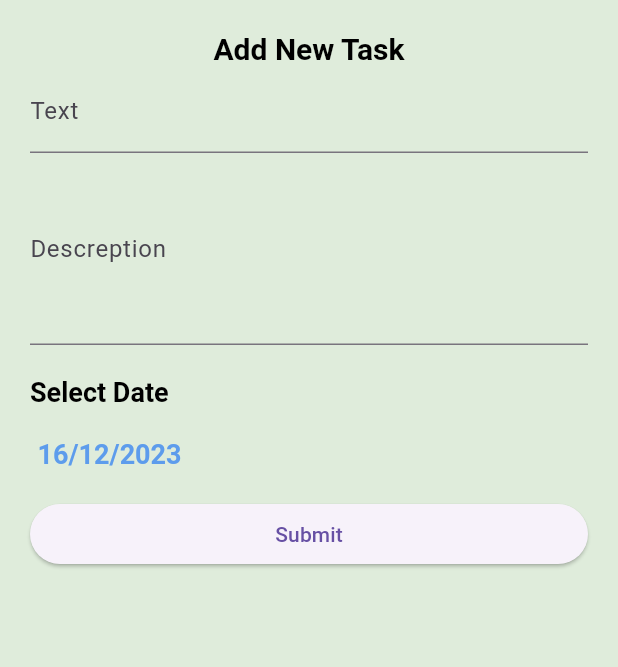
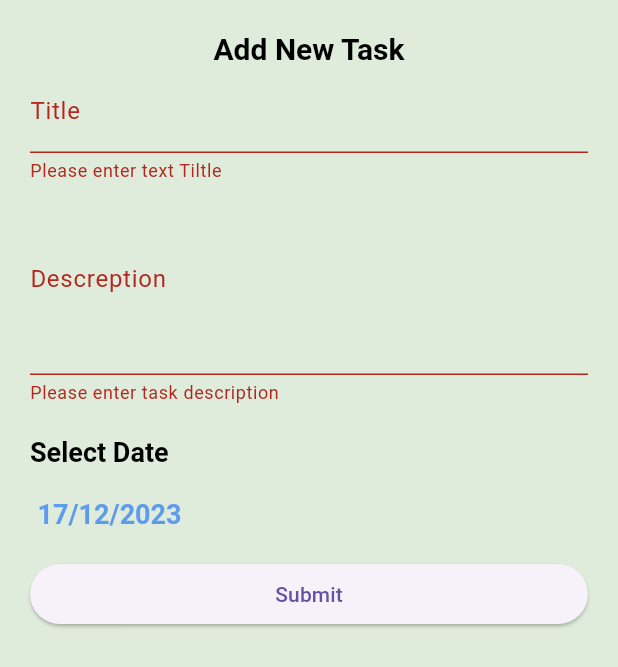
Before and after one commit to Abd-UlRahman-Khalid/ToDo_App, a Flutter app: the AddTask widget shown alone on an empty page, opened directly, after a tap on "Submit", on a phone screen of 412 x 824 dp. Shown: the top 667 px of the screen. Run offline on Flutter 3.47's test engine with Material 3 defaults, Android fonts, the phone set to English and light mode, and no system bars; our stand-ins replace calendar_timeline, cloud_firestore, firebase_core, flutter_slidable; missing offline and left inert: firebase_core_platform_interface; accounts and stored records are empty.

Commit message:
+firebase +store the user Tasks +validation

```diff
--- /dev/null
+++ b/lib/model/firebase_utlis.dart
@@ -0,0 +1,16 @@
+import 'package:cloud_firestore/cloud_firestore.dart';
+import 'package:todo_app/model/task_model.dart';
+
+CollectionReference<Task> getTaskCollection() {
+  return FirebaseFirestore.instance.collection('task').withConverter<Task>(
+        fromFirestore: ((snapshot, options) => Task.fromJson(snapshot.data()!)),
+        toFirestore: ((task, options) => task.toJson()),
+      );
+}
+
+Future<void> addTaskToFirebase(Task task) {
+  var collection = getTaskCollection();
+  var docRef = collection.doc();
+  task.id = docRef.id;
+  return docRef.set(task);
+}
--- /dev/null
+++ b/lib/model/task_model.dart
@@ -0,0 +1,36 @@
+class Task {
+  Task(
+      {this.id = '',
+      required this.title,
+      required this.description,
+      required this.date,
+      this.isDone = false});
+  String id;
+  String title;
+  String description;
+  int date;
+  bool isDone;
+
+  Task.fromJson(Map<String, dynamic> json)
+      : this(
+          id: json['id'] as String,
+          title: json['title'] as String,
+          description: json['description'] as String,
+          date: json['date'] as int,
+          isDone: json['isDone'] as bool,
+        );
+
+  Map<String, dynamic> toJson() {
+    return {
+      "id": id,
+      "title": title,
+      "description": description,
+      "isDone": isDone,
+      "date": date,
+    };
+  }
+}
+
+
+//map=>task  from firestore
+//task=>map  to firestore  ,kind of map <String,dynamic>
--- a/lib/ui/screens/home/task_lists/add_task.dart
+++ b/lib/ui/screens/home/task_lists/add_task.dart
@@ -1,18 +1,24 @@
 import 'package:flutter/material.dart';
+import 'package:todo_app/model/firebase_utlis.dart';
+import 'package:todo_app/model/task_model.dart';
 
 class AddTask extends StatefulWidget {
-  const AddTask({super.key});
-
   @override
   State<AddTask> createState() => _AddTaskState();
 }
 
 class _AddTaskState extends State<AddTask> {
+  String title = '';
+  String description = '';
+  DateTime selectedDate = DateTime.now();
+  var formKey = GlobalKey<FormState>();
+
   @override
   Widget build(BuildContext context) {
     return Container(
       padding: const EdgeInsets.all(20),
       child: Form(
+        key: formKey,
         child: Column(
           crossAxisAlignment: CrossAxisAlignment.stretch,
           children: [
@@ -22,12 +28,30 @@ class _AddTaskState extends State<AddTask> {
               style: Theme.of(context).textTheme.headlineMedium,
             ),
             TextFormField(
-              decoration: InputDecoration(labelText: 'Text'),
+              decoration: InputDecoration(labelText: 'Title',hintText: 'Enter task Title'),
+              onChanged: (text) {
+                title = text;
+              },
+              validator: (text){
+                if(text==null || text.isEmpty){
+                  return 'Please enter text Tiltle';
+                }
+                return null;
+              },
             ),
             TextFormField(
               minLines: 4,
               maxLines: 4,
-              decoration: InputDecoration(labelText: 'Descreption'),
+              decoration: InputDecoration(labelText: 'Descreption',hintText: 'Enter task Descrption'),
+              validator: (text){
+                if(text==null || text.isEmpty){
+                  return 'Please enter task description';
+                }
+                return null;
+              },
+              onChanged: (text2) {
+                description = text2;
+              },
             ),
             SizedBox(
               height: 20,
@@ -41,7 +65,8 @@ class _AddTaskState extends State<AddTask> {
               onTap: showTaskDatePicke,
               child: Padding(
                 padding: const EdgeInsets.all(5),
-                child: Text('16/12/2023',
+                child: Text(
+                    '${selectedDate.day}/${selectedDate.month}/${selectedDate.year}',
                     style: Theme.of(context)
                         .textTheme
                         .headlineSmall
@@ -51,21 +76,39 @@ class _AddTaskState extends State<AddTask> {
             SizedBox(
               height: 12,
             ),
-            ElevatedButton(onPressed: () {}, child: const Text('Submit'))
+            ElevatedButton(
+                onPressed: () {
+                  AddTask();
+                },
+                child: const Text('Submit'))
           ],
         ),
       ),
     );
   }
 
-  void showTaskDatePicke() {
-    showDatePicker(
+  void showTaskDatePicke() async {
+    var choosenDate = await showDatePicker(
       context: context,
-      initialDate: DateTime.now(),
+      initialDate: selectedDate,
       firstDate: DateTime.now(),
       lastDate: DateTime.now().add(
         const Duration(days: 365),
       ),
     );
+    if (selectedDate != null) {
+      selectedDate = choosenDate!;
+      setState(() {});
+    }
+  }
+
+  void AddTask() {
+    if(formKey.currentState?.validate()==true){
+      Task task=Task(title: title, description: description, date: selectedDate.microsecondsSinceEpoch,);
+      addTaskToFirebase(task).timeout(Duration(milliseconds: 500),
+      onTimeout: (){
+        print('Add successfully');
+      });
+    }
   }
 }
--- a/lib/ui/screens/home/task_lists/task_item.dart
+++ b/lib/ui/screens/home/task_lists/task_item.dart
@@ -7,7 +7,9 @@ class TaskItem extends StatelessWidget {
   @override
   Widget build(BuildContext context) {
     return Container(
-      margin: EdgeInsets.symmetric(vertical: 8,horizontal: 12),
+      padding: const EdgeInsets.all(15),
+      child: Container(
+        margin: EdgeInsets.symmetric(vertical: 5,horizontal: 11),
         decoration: const BoxDecoration(
             color: Colors.red,
             borderRadius: BorderRadius.all(Radius.circular(18))),
@@ -79,6 +81,7 @@ class TaskItem extends StatelessWidget {
             ),
           ),
         ),
+      ),
     );
   }
 }
--- a/lib/ui/screens/home/task_lists/tasks_tab.dart
+++ b/lib/ui/screens/home/task_lists/tasks_tab.dart
@@ -10,6 +10,7 @@ class TasksTab extends StatelessWidget {
     return Container(
       child: Column(
         children: [
+          SizedBox(height: 25,),
           CalendarTimeline(
             initialDate: DateTime.now(),
             firstDate:DateTime.now().subtract(Duration(days:365)),
--- a/pubspec.yaml
+++ b/pubspec.yaml
@@ -37,6 +37,9 @@ dependencies:
   cupertino_icons: ^1.0.2
   calendar_timeline: ^1.1.2
   flutter_slidable: ^3.0.1
+  cloud_firestore: ^4.13.6
+  firebase_core : ^2.24.2
+  firebase_core_platform_interface: ^5.0.0
 
 dev_dependencies:
   flutter_test:
```
Also changed, not shown: lib/main.dart (+10 -1 lines), lib/firebase_options.dart (added), pubspec.lock, 23 other files. Lines whose indentation alone changed are shown as unchanged.
